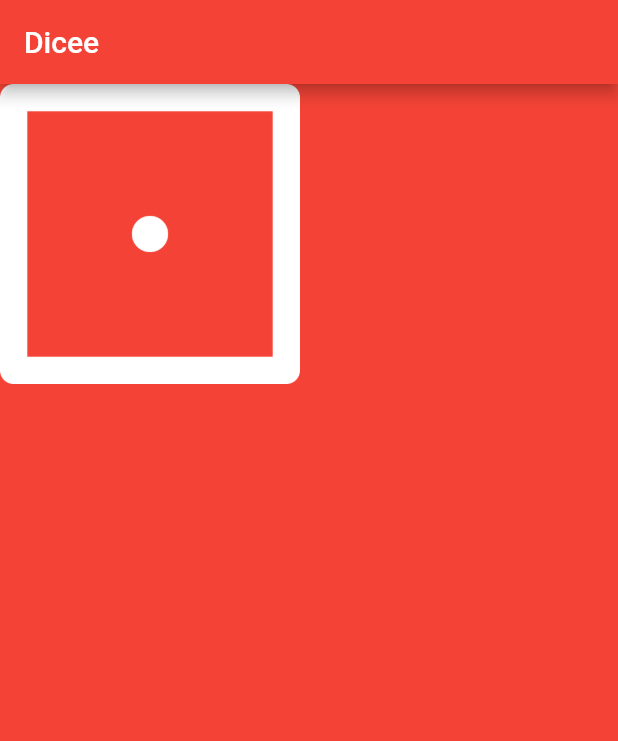
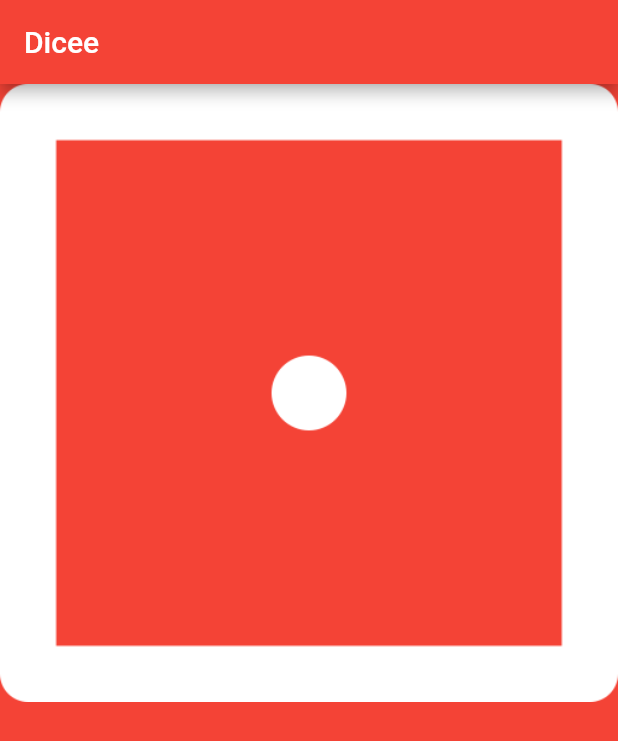
Before and after one commit to killerwilmer/appbrewery_flutter, a Flutter app: the screen it shows after launch, on a phone screen of 412 x 824 dp. Shown: the top 741 px of the screen. Run offline on Flutter 3.47's test engine with Material 2 defaults, Android fonts, the phone set to English and light mode, and no system bars.

Commit message:
Use Expanded for content the Image

```diff
--- a/dicee-flutter/lib/main.dart
+++ b/dicee-flutter/lib/main.dart
@@ -20,9 +20,10 @@ class DicePage extends StatelessWidget {
   Widget build(BuildContext context) {
     return Row(
       children: <Widget>[
-        Image(
-          image: AssetImage('images/dice1.png'),
-          width: 200.0,
+        Expanded(
+          child: Image(
+            image: AssetImage('images/dice1.png'),
+          ),
         ),
       ],
     );
```
